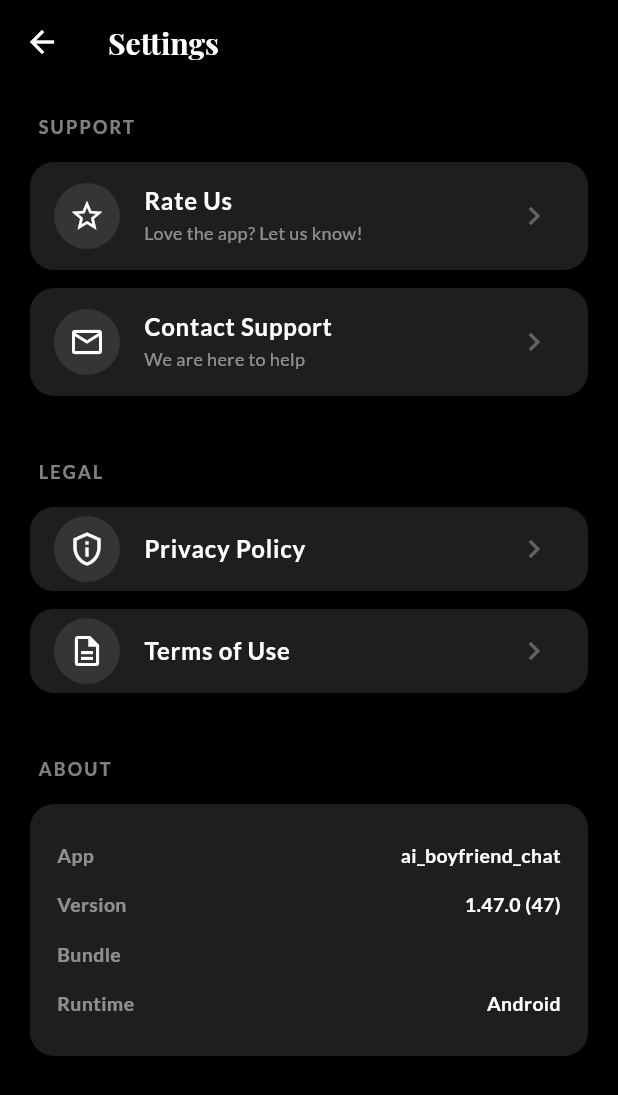
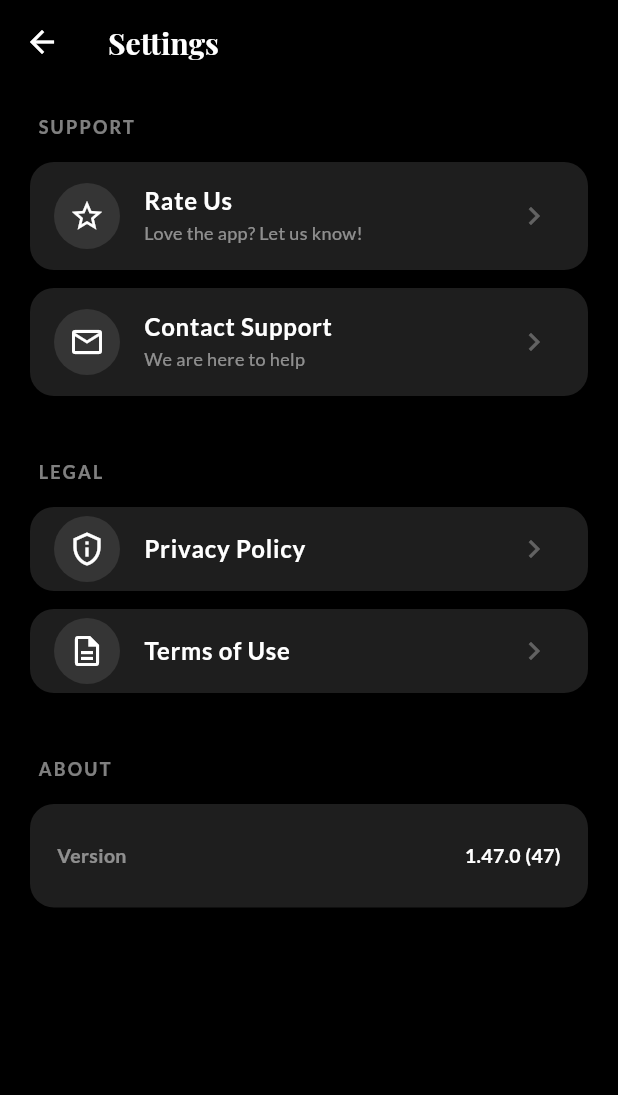
Before and after one commit to sklabsadmin/MyMate2c, a Flutter app: the SettingsScreen screen opened by its route, on a phone screen of 412 x 824 dp. Shown: the top 1095 px of the screen. Run offline on Flutter 3.47's test engine with Material 3 defaults, Android fonts, the phone set to English and light mode, and no system bars; our stand-ins replace dio, flutter_dotenv, flutter_local_notifications, flutter_riverpod, go_router, google_fonts and 5 more; accounts and stored records are empty.

Commit message:
Drop language picker and trim About to version only
The app is English-only, so remove the flag button and language selector
from the chat app bar along with the now-unused _currentLanguage field
and language.dart import. English is still enforced server-side via the
system prompt in openai_service.

Settings > About now shows just the version. The App, Bundle and Runtime
rows are gone, which also removes the need for _runtimeLabel.

Note lib/src/core/models/language.dart is now unreferenced but left in
place.

Co-Authored-By: Claude Opus 4.8 <noreply@anthropic.com>

```diff
--- a/lib/src/features/settings/presentation/settings_screen.dart
+++ b/lib/src/features/settings/presentation/settings_screen.dart
@@ -255,12 +255,9 @@ class _SettingsScreenState extends ConsumerState<SettingsScreen> {
               builder: (context, snapshot) {
                 final packageInfo = snapshot.data;
                 return _buildAboutCard(
-                  appName: packageInfo?.appName ?? 'MyMate',
                   version: packageInfo == null
                       ? 'Loading...'
                       : '${packageInfo.version} (${packageInfo.buildNumber})',
-                  packageName: packageInfo?.packageName ?? 'Loading...',
-                  runtime: _runtimeLabel(),
                 );
               },
             ),
@@ -380,10 +377,7 @@ class _SettingsScreenState extends ConsumerState<SettingsScreen> {
   }
 
   Widget _buildAboutCard({
-    required String appName,
     required String version,
-    required String packageName,
-    required String runtime,
   }) {
     return Container(
       margin: const EdgeInsets.only(bottom: 12),
@@ -394,10 +388,7 @@ class _SettingsScreenState extends ConsumerState<SettingsScreen> {
       ),
       child: Column(
         children: [
-          _buildInfoRow('App', appName),
           _buildInfoRow('Version', version),
-          _buildInfoRow('Bundle', packageName),
-          _buildInfoRow('Runtime', runtime),
         ],
       ),
     );
@@ -436,16 +427,4 @@ class _SettingsScreenState extends ConsumerState<SettingsScreen> {
     );
   }
 
-  String _runtimeLabel() {
-    if (kIsWeb) return 'Web';
-
-    return switch (defaultTargetPlatform) {
-      TargetPlatform.iOS => 'iOS',
-      TargetPlatform.macOS => 'macOS',
-      TargetPlatform.android => 'Android',
-      TargetPlatform.linux => 'Linux',
-      TargetPlatform.windows => 'Windows',
-      _ => 'Unknown',
-    };
-  }
 }
```
Also changed, not shown: lib/src/features/chat/presentation/chat_screen.dart (+0 -66 lines).
